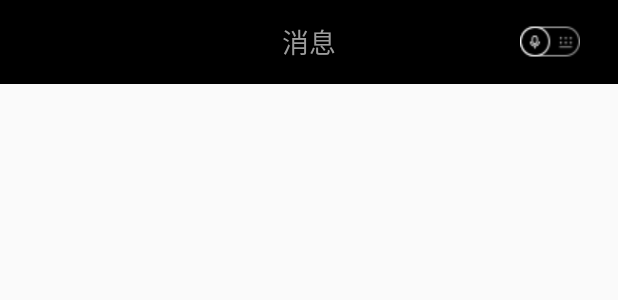
After one commit to cuizehui/MVP_App_Frame, an Android app: the layout app_bar_contracts.xml on its own in the app's theme, with its tools: preview values and no code run, on a phone screen of 412 x 824 dp. The commit adds this screen. Shown: the top 300 px of the screen. Run offline under Robolectric (Android 15) with nearby library versions, the phone set to English and light mode, and no system bars.

Commit message:
feature: 添加自定义Toolbar相关交互，添加adapter type使用

```diff
--- a/app/src/main/java/com/nela/mvpdemo/ui/contracts/ContactsSearchRecyclerViewAdapter.java
+++ b/app/src/main/java/com/nela/mvpdemo/ui/contracts/ContactsSearchRecyclerViewAdapter.java
@@ -50,7 +50,6 @@ public class ContactsSearchRecyclerViewAdapter extends RecyclerView.Adapter<Cont
             SpannableString number = text2HighFont(item.number, item.searchKey);
             viewHolder.mName.setText(item.name);
             viewHolder.mNumber.setText(number);
-            viewHolder.mCloud.setVisibility(item.showCloud ? View.VISIBLE : View.INVISIBLE);
             if (item.header != null) {
                 viewHolder.mAvatarName.setVisibility(View.INVISIBLE);
 //                Glide.with(AppData.getContext())
@@ -85,8 +84,7 @@ public class ContactsSearchRecyclerViewAdapter extends RecyclerView.Adapter<Cont
         TextView mName;
         @BindView(R.id.txt_contact_item_number)
         TextView mNumber;
-        @BindView(R.id.img_cloud)
-        ImageView mCloud;
+
         @BindView(R.id.img_avatar)
         ImageView mAvatar;
         @BindView(R.id.txt_avatar_name)
--- /dev/null
+++ b/app/src/main/res/drawable/call_messsage_tab.xml
@@ -0,0 +1,6 @@
+<?xml version="1.0" encoding="utf-8"?>
+<selector xmlns:android="http://schemas.android.com/apk/res/android">
+    <item android:drawable="@drawable/call_message_message" android:state_selected="true"></item>
+    <item android:drawable="@drawable/call_message_voice" android:state_selected="false"></item>
+
+</selector>
--- /dev/null
+++ b/app/src/main/res/layout/app_bar_contracts.xml
@@ -0,0 +1,27 @@
+<?xml version="1.0" encoding="utf-8"?>
+<RelativeLayout xmlns:android="http://schemas.android.com/apk/res/android"
+    android:layout_width="match_parent"
+    android:layout_height="?attr/actionBarSize"
+    android:background="@color/black">
+
+
+    <TextView
+        android:id="@+id/tv_title"
+        android:layout_width="wrap_content"
+        android:layout_height="wrap_content"
+        android:layout_centerInParent="true"
+        android:layout_centerVertical="true"
+        android:text="消息"
+        android:textColor="@color/translucent_gray"
+        android:textSize="18sp" />
+
+    <Button
+        android:id="@+id/message_replay_type"
+        android:layout_width="40dp"
+        android:layout_height="30dp"
+        android:layout_alignParentRight="true"
+        android:layout_centerVertical="true"
+        android:layout_marginRight="25dp"
+        android:background="@drawable/call_messsage_tab" />
+
+</RelativeLayout>
--- a/app/src/main/res/layout/app_bar_main.xml
+++ b/app/src/main/res/layout/app_bar_main.xml
@@ -4,4 +4,7 @@
     android:layout_width="match_parent"
     android:layout_height="50dp"
     android:theme="@style/AppTheme.PopupOverlay"
-    />
+    app:contentInsetEnd="0dp"
+    app:contentInsetLeft="0dp"
+    app:contentInsetRight="0dp"
+    app:contentInsetStart="0dp" />
--- a/app/src/main/res/values/colors.xml
+++ b/app/src/main/res/values/colors.xml
@@ -5,10 +5,13 @@
     <color name="colorAccent">#FF4081</color>
     <color name="colorRed">#CD2920</color>
     <color name="colorwhite">#FFFFFF</color>
+    <color name="black">#000000</color>
+    <color name="darkBrown">#bf231916</color>
 
-    <!--callLog-->
+    <!--contracts-->
     <color name="call_log_item_name_text_color">#282828</color>
     <color name="call_log_item_name_missed_text_color">#EE524F</color>
     <color name="call_log_item_time_text_color">@color/text_color_secondary</color>
     <color name="text_color_secondary">#aaaaaa</color>
+    <color name="translucent_gray">#9B9B9B</color>
 </resources>
```
Also changed, not shown: app/src/main/java/com/nela/mvpdemo/contract/contracts/ContactsContract.java (+24 -0 lines), app/src/main/java/com/nela/mvpdemo/presenter/contracts/ContractsPresenter.java (+16 -0 lines), app/src/main/java/com/nela/mvpdemo/ui/HomeActivity.java (+34 -4 lines), app/src/main/java/com/nela/mvpdemo/ui/contracts/ContactsFragment.java (+23 -1 lines), app/src/main/java/com/nela/mvpdemo/ui/contracts/ContactsRecyclerViewAdapter.java (+23 -3 lines), app/src/main/res/layout/view_contact.xml (+15 -3 lines), app/src/main/res/drawable/call_message_message.png (added), app/src/main/res/drawable/call_message_text_reply.png (added), app/src/main/res/drawable/call_message_voice.png (added), app/src/main/res/drawable/call_message_voice_response.png (added).
